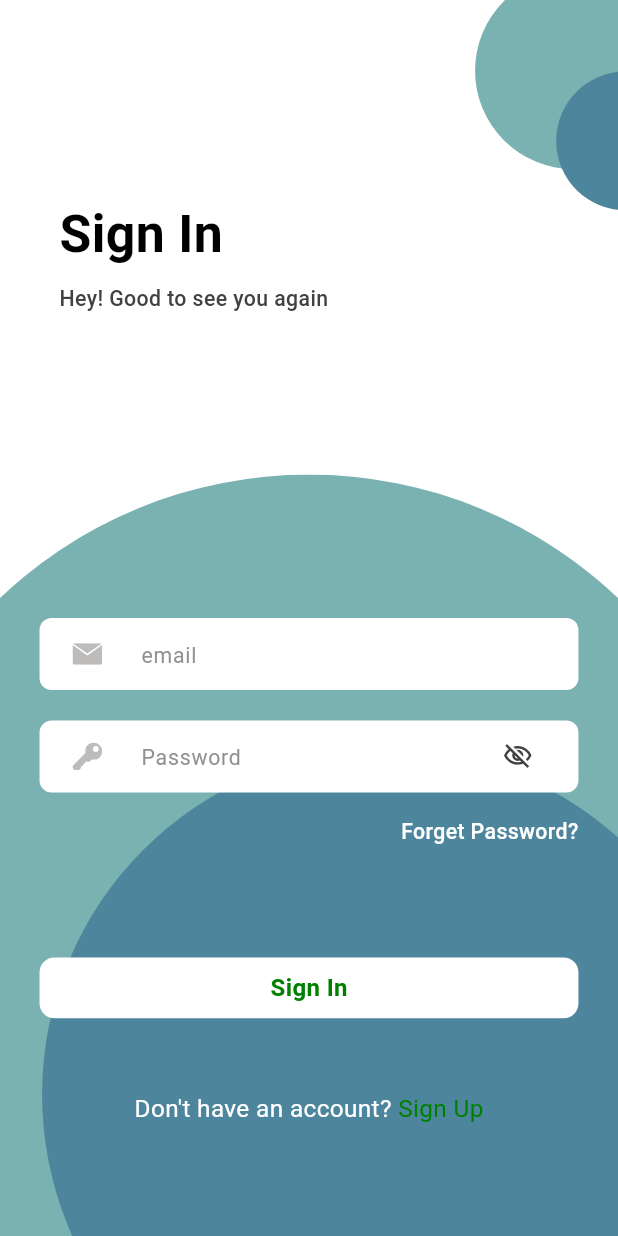
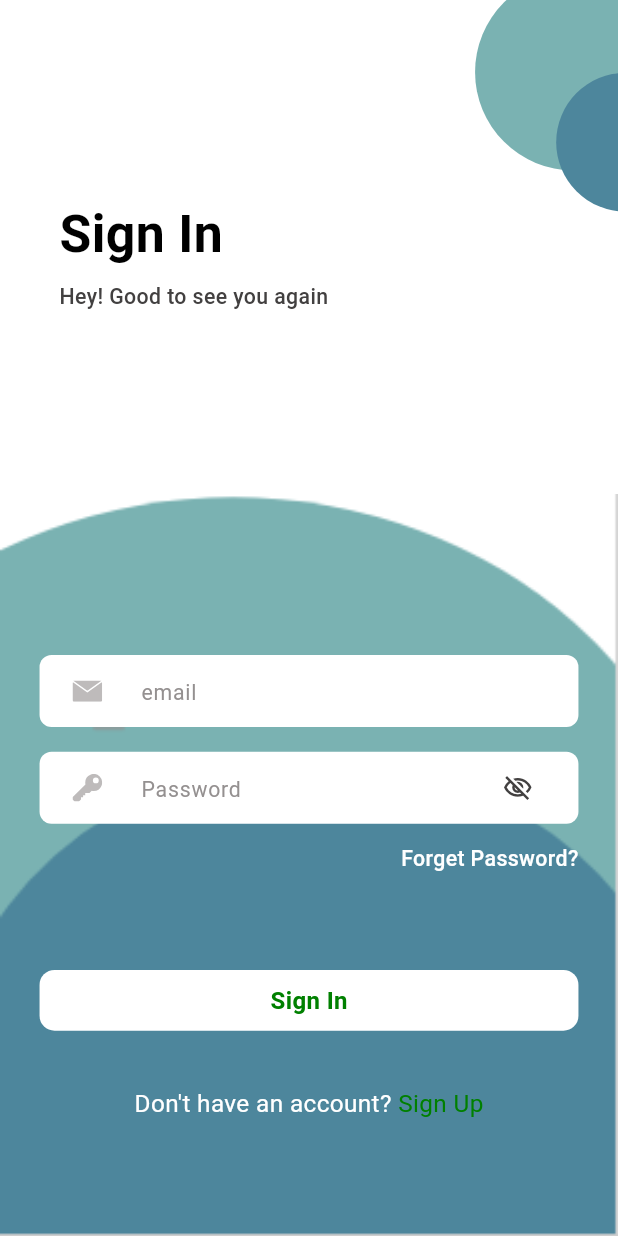
Before and after one commit to alaa556677/fashion_guide, a Flutter app: the screen it shows after launch, on a phone screen of 412 x 824 dp. Run offline on Flutter 3.47's test engine with Material 3 defaults, Android fonts, the phone set to English and light mode, and no system bars; our stand-ins replace curved_labeled_navigation_bar, dartz, dio, equatable, flutter_bloc, flutter_screenutil and 5 more; Roboto replaces fonts that are missing (Dexef); project files that could hold a hidden picture were left out.

Commit message:
update login design

```diff
--- a/lib/features/auth/presentation/pages/login_screen.dart
+++ b/lib/features/auth/presentation/pages/login_screen.dart
@@ -50,7 +50,7 @@ class LoginScreen extends StatelessWidget {
                   crossAxisAlignment: CrossAxisAlignment.start,
                   children: [
                     TopCircle(),
-                    SizedBox(height: 10.h,),
+                    SizedBox(height: MediaQuery.of(context).size.height * 0.01,),
                     Flexible(
                       child: Padding(
                         padding: EdgeInsets.symmetric(horizontal: 36.w),
@@ -63,45 +63,50 @@ class LoginScreen extends StatelessWidget {
                               fontWeight: FontWeight.bold,
                               fontSize: 34.sp,
                             ),
-                            SizedBox(height: 8.h,),
+                            SizedBox(height: MediaQuery.of(context).size.height * 0.008,),
                             TextWidget(
                               text: 'Hey! Good to see you again',
                               fontColor: AppColors.greyColor,
                               fontSize: 14.sp,
                               fontWeight: FontWeight.w500,
                             ),
-
                           ],
                         ),
                       ),
                     ),
-                    SizedBox(
-                      height: MediaQuery.of(context).size.height * 0.5,
-                      child: Stack(
-                        children: [
-                        Column(
-                          mainAxisAlignment: MainAxisAlignment.center,
-                          children: [
-                            SizedBox(height: 40.h,),
-                            Row(
-                              mainAxisAlignment: MainAxisAlignment.end,
+                    Stack(
                       children: [
                         SizedBox(
-                                  width: MediaQuery.of(context).size.width,
-                                  height: MediaQuery.of(context).size.height * 0.11,
-                                  child: Transform.scale(
-                                    scale: 7.r,
-                                    child: SvgPicture.asset('assets/images/bottom_login_circle.svg'),
-                                  ),
-                                ),
-                              ],
-                            ),
-                          ],
-                        ),
+                            height: MediaQuery.of(context).size.height * 0.6,
+                            width: double.infinity,
+                            child: Image.asset('assets/images/login_bottom.PNG',fit: BoxFit.fill,)),
+                      // Column(
+                      //   mainAxisAlignment: MainAxisAlignment.center,
+                      //   children: [
+                      //     SizedBox(height: 40.h,),
+                      //     Row(
+                      //       mainAxisAlignment: MainAxisAlignment.end,
+                      //       children: [
+                      //         SizedBox(
+                      //           width: MediaQuery.of(context).size.width,
+                      //           height: MediaQuery.of(context).size.height * 0.11,
+                      //           child: Transform.scale(
+                      //             scale: 7.r,
+                      //             child: SvgPicture.asset('assets/images/bottom_login_circle.svg'),
+                      //           ),
+                      //         ),
+                      //       ],
+                      //     ),
+                      //   ],
+                      // ),
                         Padding(
                           padding:  EdgeInsets.symmetric(horizontal: 24.w),
                           child: Column(
+                            mainAxisAlignment: MainAxisAlignment.center,
                             children: [
+                          SizedBox(
+                            height: MediaQuery.of(context).size.height * 0.13,
+                          ),
                               DefaultTextFormField(
                                 hintText: 'email',
                                 controller: emailController,
@@ -120,7 +125,7 @@ class LoginScreen extends StatelessWidget {
                                   AuthCubit.instance.clearErrorMessage();
                                 },
                               ),
-                                SizedBox(height: 20.h,),
+                              SizedBox(height: MediaQuery.of(context).size.height * 0.02,),
                               PasswordTextFormField(
                                 hintText: 'Password',
                                 controller: passwordController,
@@ -140,8 +145,7 @@ class LoginScreen extends StatelessWidget {
                                 },
                               ),
 
-                                SizedBox(height: 16.h,),
-
+                              SizedBox(height: MediaQuery.of(context).size.height * 0.016,),
                               Align(
                                 alignment: AlignmentDirectional.centerEnd,
                                 child: TextWidget(
@@ -151,14 +155,14 @@ class LoginScreen extends StatelessWidget {
                                   fontWeight: FontWeight.w500,
                                 ),
                               ),
-                                SizedBox(height: 25.h,),
+                              SizedBox(height: MediaQuery.of(context).size.height * 0.025,),
 
                               TextWidget(
                                   text: AuthCubit.instance.errorMessage ??'',
                                   fontColor:Colors.red,
                                   fontSize: 16.sp
                               ),
-                                SizedBox(height: 25.h,),
+                              SizedBox(height: MediaQuery.of(context).size.height * 0.025,),
                               ButtonCustomWidget(
                                 text: 'Sign In',
                                 buttonHeight: 40.h,
@@ -174,7 +178,7 @@ class LoginScreen extends StatelessWidget {
                                     ? CircularProgressIndicator(color: AppColors.tabTextSelected,strokeWidth: 2,) : null,
                               ),
 
-                                SizedBox(height: 48.h,),
+                              SizedBox(height: MediaQuery.of(context).size.height * 0.045,),
                               Row(
                                 mainAxisAlignment: MainAxisAlignment.center,
                                 children: [
@@ -198,7 +202,6 @@ class LoginScreen extends StatelessWidget {
                         ),
                       ],
                     ),
-                    ),
                   ],
                 ),
               ),
--- a/lib/features/auth/presentation/widgets/top_circle.dart
+++ b/lib/features/auth/presentation/widgets/top_circle.dart
@@ -10,7 +10,8 @@ class TopCircle extends StatelessWidget {
   @override
   Widget build(BuildContext context) {
     return SizedBox(
-      height: 120.h,
+      // height: 120.h,
+      height: MediaQuery.of(context).size.height * 0.15,
       child: Row(
         mainAxisAlignment: MainAxisAlignment.end,
         children: [
```
Also changed, not shown: assets/images/login_bottom.PNG (added). Lines whose indentation alone changed are shown as unchanged.
